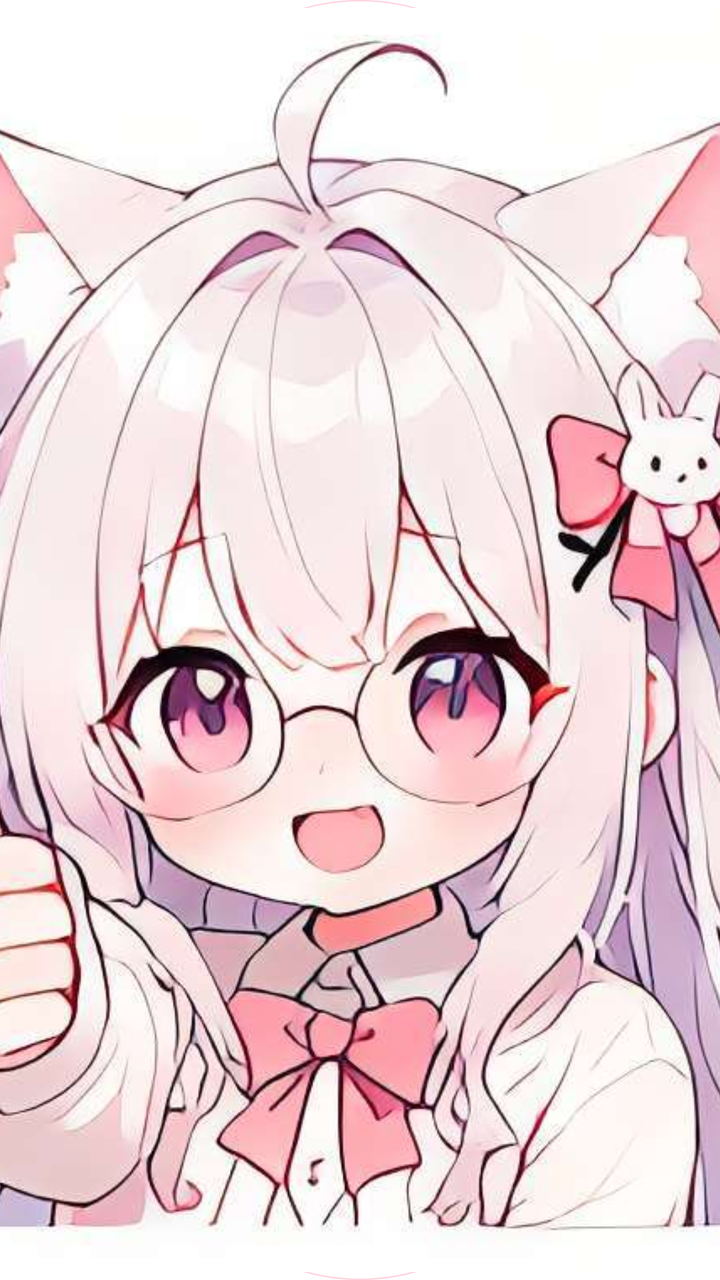
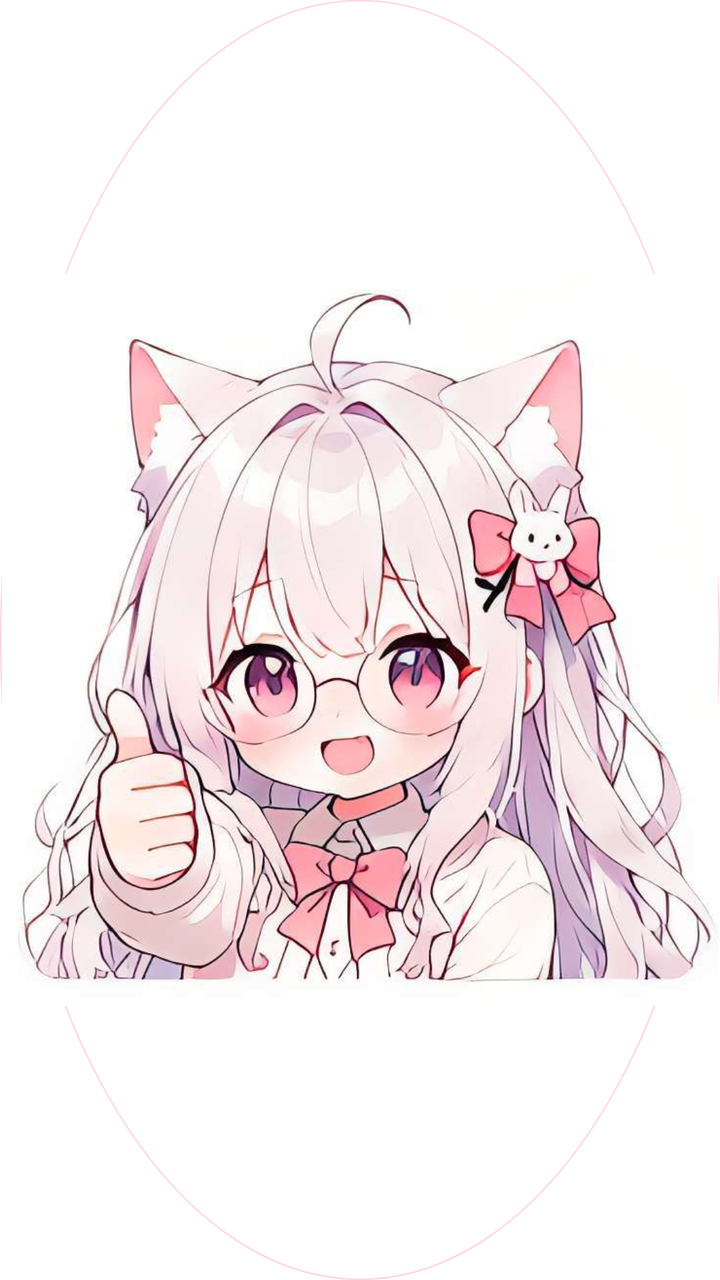

The first picture is an Android layout as it rendered before a commit; the second is the same layout after the commit. The layout source and the unified diff follow.
<!-- AndroidManifest.xml: application theme Theme.NyanHelper -->
<!-- res/layout/float_view.xml -->
<?xml version="1.0" encoding="utf-8"?>
<FrameLayout xmlns:android="http://schemas.android.com/apk/res/android"
    android:id="@+id/float_root"
    android:layout_width="56dp"
    android:layout_height="56dp"
    android:background="@drawable/bg_circle_white"
    android:clickable="true"
    android:focusable="true">

    <ImageView
        android:layout_width="match_parent"
        android:layout_height="match_parent"
        android:src="@drawable/float_icon"
        android:scaleType="centerCrop"
        android:padding="4dp" />

</FrameLayout>
<!-- resources referenced by this layout -->
<resources>
  <!-- drawable bg_circle_white (drawable) -->
  <?xml version="1.0" encoding="utf-8"?>
  <shape xmlns:android="http://schemas.android.com/apk/res/android"
      android:shape="oval">
      <solid android:color="#FFFFFF" />
      <stroke android:width="0.5dp" android:color="#FFD1DC" />
  </shape>
  <!-- drawable float_icon: png bitmap (drawable, 64896 bytes) -->
  <style name="Theme.NyanHelper" parent="Theme.AppCompat.Light.NoActionBar">
          <item name="colorPrimary">#FF9EBC</item>
          <item name="colorPrimaryDark">#FFD1DC</item>
          <item name="colorAccent">#FF9EBC</item>
          <item name="android:windowBackground">@android:color/white</item>
          <item name="android:statusBarColor">#FFF2F6</item>
      </style>
</resources>

<!-- the commit's change to res/layout/float_view.xml (unified diff, before → after) -->
@@ -1,17 +1,18 @@
 <?xml version="1.0" encoding="utf-8"?>
 <FrameLayout xmlns:android="http://schemas.android.com/apk/res/android"
     android:id="@+id/float_root"
-    android:layout_width="56dp"
-    android:layout_height="56dp"
+    android:layout_width="20dp"
+    android:layout_height="20dp"
     android:background="@drawable/bg_circle_white"
     android:clickable="true"
     android:focusable="true">
 
     <ImageView
+        android:id="@+id/floatImage"
         android:layout_width="match_parent"
         android:layout_height="match_parent"
         android:src="@drawable/float_icon"
-        android:scaleType="centerCrop"
-        android:padding="4dp" />
+        android:scaleType="fitCenter"
+        android:padding="1dp" />
 
 </FrameLayout>
